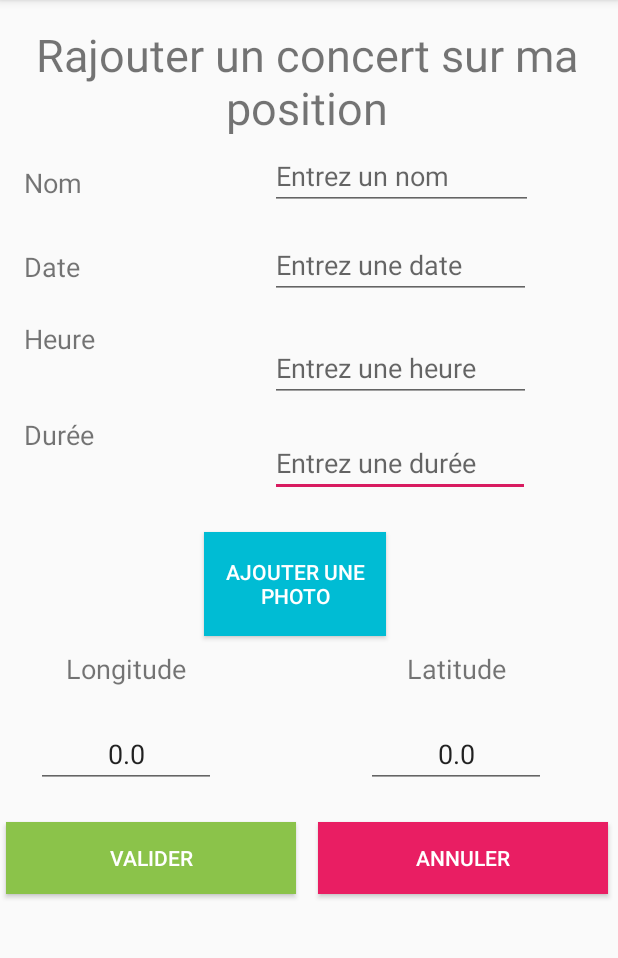
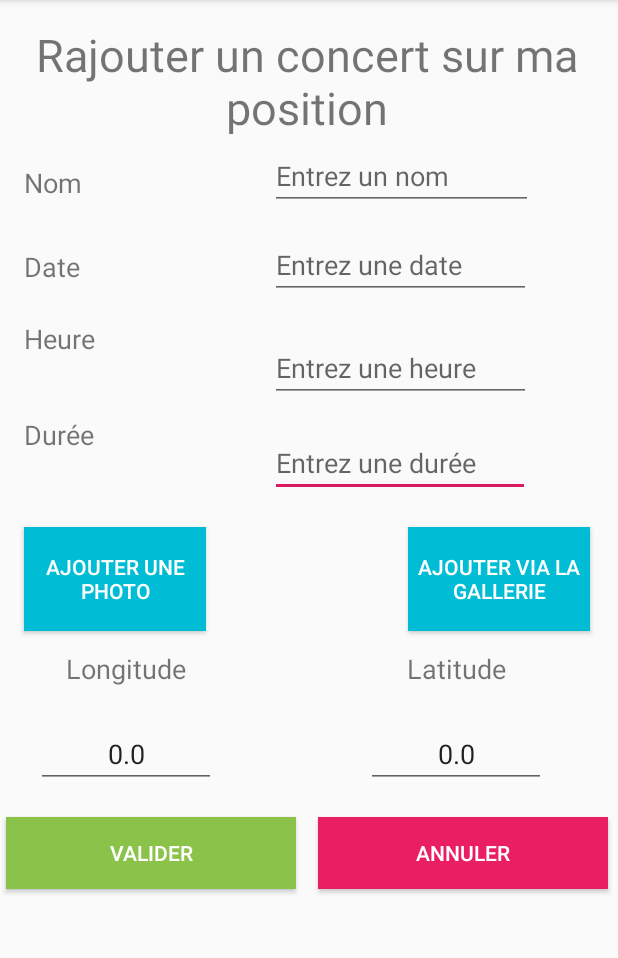
Before and after one commit to Fred97419/Fred_M1_Projet_Appli_Metal_Android, an Android app: the AddConcertActivity screen opened directly, with no data from a screen before it, on a phone screen of 412 x 824 dp, the part 84-1042 px from its top. Run offline under Robolectric (Android 15) with nearby library versions, the phone set to English and light mode, and no system bars.

Commit message:
Ajout photo gallerie

```diff
--- a/app/src/main/AndroidManifest.xml
+++ b/app/src/main/AndroidManifest.xml
@@ -7,6 +7,7 @@
          location permissions for the 'MyLocation' functionality.
     -->
     <uses-permission android:name="android.permission.ACCESS_FINE_LOCATION" />
+    <uses-permission android:name="android.permission.READ_EXTERNAL_STORAGE" />
 
     <uses-feature
         android:name="android.hardware.camera"
--- a/app/src/main/java/com/example/projetapplimetal/SerializableBitmap.java
+++ b/app/src/main/java/com/example/projetapplimetal/SerializableBitmap.java
@@ -31,7 +31,8 @@ public class SerializableBitmap implements Serializable {
      * @return l'image Bitmap
      */
     public Bitmap getBitmap() {
-        return Bitmap.createBitmap(pixels, width, height, Bitmap.Config.ARGB_8888);
+        Bitmap b =  Bitmap.createBitmap(pixels, width, height, Bitmap.Config.ARGB_8888);
+        return b;
 
     }
 
--- a/app/src/main/res/layout/activity_add_concert.xml
+++ b/app/src/main/res/layout/activity_add_concert.xml
@@ -175,12 +175,28 @@
         style="@style/Widget.AppCompat.Button.Colored"
         android:layout_width="121dp"
         android:layout_height="69dp"
-        android:layout_marginStart="136dp"
-        android:layout_marginLeft="136dp"
-        android:layout_marginTop="23dp"
+        android:layout_marginStart="16dp"
+        android:layout_marginLeft="16dp"
+        android:layout_marginTop="20dp"
         android:background="#00BCD4"
         android:onClick="prendrePhoto"
         android:text="@string/add_concert_photo"
+        android:textColorHighlight="#00BCD4"
+        android:textColorLink="#03A9F4"
+        app:layout_constraintStart_toStartOf="parent"
+        app:layout_constraintTop_toBottomOf="@+id/edit_duree" />
+
+    <Button
+        android:id="@+id/ajout_gallerie"
+        style="@style/Widget.AppCompat.Button.Colored"
+        android:layout_width="121dp"
+        android:layout_height="69dp"
+        android:layout_marginStart="272dp"
+        android:layout_marginLeft="272dp"
+        android:layout_marginTop="20dp"
+        android:background="#00BCD4"
+        android:onClick="prendreGallerie"
+        android:text="@string/add_concert_gallerie"
         android:textColorHighlight="#00BCD4"
         android:textColorLink="#03A9F4"
         app:layout_constraintStart_toStartOf="parent"
--- a/app/src/main/res/values/strings.xml
+++ b/app/src/main/res/values/strings.xml
@@ -13,6 +13,7 @@
     <!-- ADD_CONCERT -->
     <string name="add_concert_titre">Rajouter un concert sur ma position</string>
     <string name="add_concert_photo">Ajouter une photo</string>
+    <string name="add_concert_gallerie" translatable="false">Ajouter via la gallerie</string>
     <string name="valider">Valider</string>
     <string name="annuler">Annuler</string>
 
```
Also changed, not shown: app/src/main/java/com/example/projetapplimetal/AddConcertActivity.java (+51 -1 lines), 1 other file.
